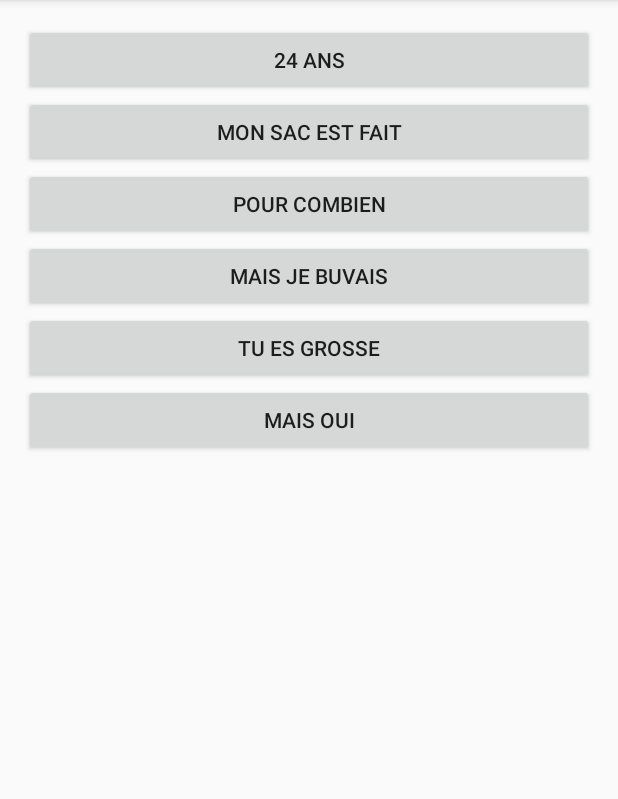
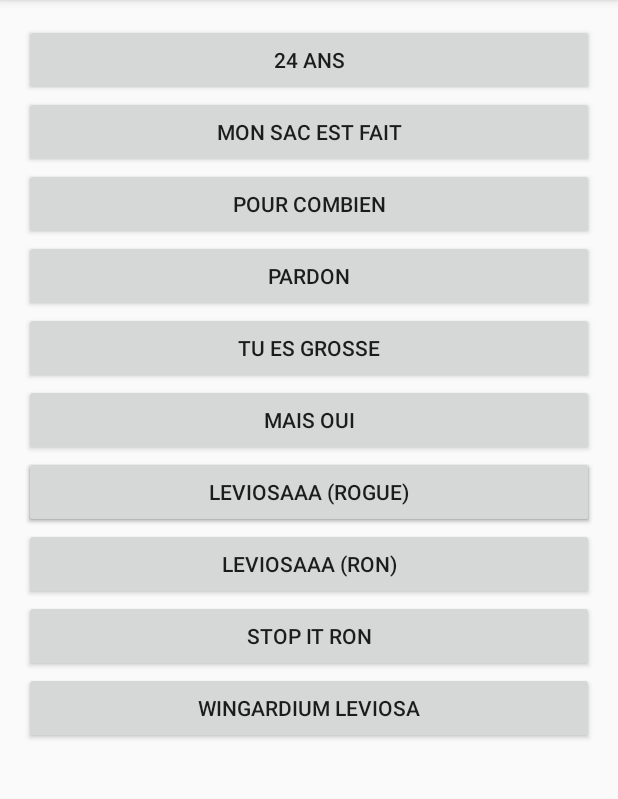
Before and after one commit to Sytha/TwentyFour, an Android app: the screen it shows after launch (MainActivity), on a phone screen of 412 x 824 dp, the part 84-883 px from its top. Run offline under Robolectric (Android 15) with nearby library versions, the phone set to English and light mode, and no system bars.

Commit message:
Added Sounds :
Pardon
Leviosa (Rogue)
Leviosa (Ron)
Stop It Ron
Wingardium Leviosa

```diff
--- a/app/src/main/java/com/example/olivo/twentyfour/MainActivity.java
+++ b/app/src/main/java/com/example/olivo/twentyfour/MainActivity.java
@@ -2,7 +2,6 @@ package com.example.olivo.twentyfour;
 
 import android.media.AudioAttributes;
 import android.media.AudioManager;
-import android.media.MediaPlayer;
 import android.media.SoundPool;
 import android.support.v7.app.AppCompatActivity;
 import android.os.Bundle;
@@ -39,6 +38,12 @@ public class MainActivity extends AppCompatActivity {
         final int jeBuvaisId = sp.load(this, R.raw.mais_je_buvais, 1);
         final int grosseId = sp.load(this, R.raw.tu_es_grosse, 1);
         final int maisOuiId = sp.load(this, R.raw.mais_oui, 1);
+        final int pardonId = sp.load(this, R.raw.pardon, 1);
+        final int rogueLeviosaId = sp.load(this, R.raw.rogue_leviosa, 1);
+        final int ronLeviosaId = sp.load(this, R.raw.ron_leviosa, 1);
+        final int stopItRonId = sp.load(this, R.raw.stop_it_ron, 1);
+        final int wingardiumLeviosaId = sp.load(this, R.raw.wingardium_leviosa, 1);
+
 
 
         // buttons
@@ -48,6 +53,12 @@ public class MainActivity extends AppCompatActivity {
         Button bt_jeBuvais = (Button)this.findViewById(R.id.maisJeBuvais);
         Button bt_tuEsGrosse = (Button)this.findViewById(R.id.tuEsGrosse);
         Button bt_maisOui = (Button)this.findViewById(R.id.maisOui);
+        Button bt_pardon = (Button)this.findViewById(R.id.maisJeBuvais);
+        Button bt_rogueLeviosa = (Button)this.findViewById(R.id.rogueLeviosa);
+        Button bt_ronLeviosa = (Button)this.findViewById(R.id.ronLeviosa);
+        Button bt_stopItRon = (Button)this.findViewById(R.id.stopItRon);
+        Button bt_wingardiumLeviosa = (Button)this.findViewById(R.id.wingardiumLeviosa);
+
 
 
         // onClick events
@@ -81,11 +92,41 @@ public class MainActivity extends AppCompatActivity {
                 sp.play(grosseId, 1, 1, 1, 0, 1);
             }
         });
-        // Mais je buvais! JE BUVAIIIS
+        // Mais OUIIII!
         bt_maisOui.setOnClickListener(new View.OnClickListener() {
             public void onClick(View v) {
                 sp.play(maisOuiId, 1, 1, 1, 0, 1);
             }
         });
+        // Pardon
+        bt_pardon.setOnClickListener(new View.OnClickListener() {
+            public void onClick(View v) {
+                sp.play(pardonId, 1, 1, 1, 0, 1);
+            }
+        });
+        // Leviosaaa (Rogue)
+        bt_rogueLeviosa.setOnClickListener(new View.OnClickListener() {
+            public void onClick(View v) {
+                sp.play(rogueLeviosaId, 1, 1, 1, 0, 1);
+            }
+        });
+        // Leviosaaa (Ron)
+        bt_ronLeviosa.setOnClickListener(new View.OnClickListener() {
+            public void onClick(View v) {
+                sp.play(ronLeviosaId, 1, 1, 1, 0, 1);
+            }
+        });
+        // Stop It Ron
+        bt_stopItRon.setOnClickListener(new View.OnClickListener() {
+            public void onClick(View v) {
+                sp.play(stopItRonId, 1, 1, 1, 0, 1);
+            }
+        });
+        // Wingardium Leviosa
+        bt_wingardiumLeviosa.setOnClickListener(new View.OnClickListener() {
+            public void onClick(View v) {
+                sp.play(wingardiumLeviosaId, 1, 1, 1, 0, 1);
+            }
+        });
     }
 }
--- a/app/src/main/res/layout/activity_main.xml
+++ b/app/src/main/res/layout/activity_main.xml
@@ -37,6 +37,13 @@
             android:layout_height="wrap_content"
             android:text="Mais je buvais"
             android:id="@+id/maisJeBuvais"
+            android:layout_below="@+id/maisOui"
+            android:layout_centerHorizontal="true" />
+        <Button
+            android:layout_width="match_parent"
+            android:layout_height="wrap_content"
+            android:text="Pardon"
+            android:id="@+id/maisJeBuvais"
             android:layout_below="@+id/pourCombien"/>
         <Button
             android:layout_width="match_parent"
@@ -50,6 +57,32 @@
             android:text="Mais oui"
             android:id="@+id/maisOui"
             android:layout_below="@+id/tuEsGrosse"/>
+        <Button
+            android:layout_width="match_parent"
+            android:layout_height="wrap_content"
+            android:text="Leviosaaa (Rogue)"
+            android:id="@+id/rogueLeviosa"
+            android:layout_below="@+id/maisOui"/>
+        <Button
+            android:layout_width="match_parent"
+            android:layout_height="wrap_content"
+            android:text="Leviosaaa (Ron)"
+            android:id="@+id/ronLeviosa"
+            android:layout_below="@+id/rogueLeviosa"/>
+        <Button
+            android:layout_width="match_parent"
+            android:layout_height="wrap_content"
+            android:text="Stop it Ron"
+            android:id="@+id/stopItRon"
+            android:layout_below="@+id/ronLeviosa"/>
+        <Button
+            android:layout_width="match_parent"
+            android:layout_height="wrap_content"
+            android:text="Wingardium Leviosa"
+            android:id="@+id/wingardiumLeviosa"
+            android:layout_below="@+id/stopItRon"/>
+
+
 
     </RelativeLayout>
 </RelativeLayout>
```
Also changed, not shown: 5 other files.
